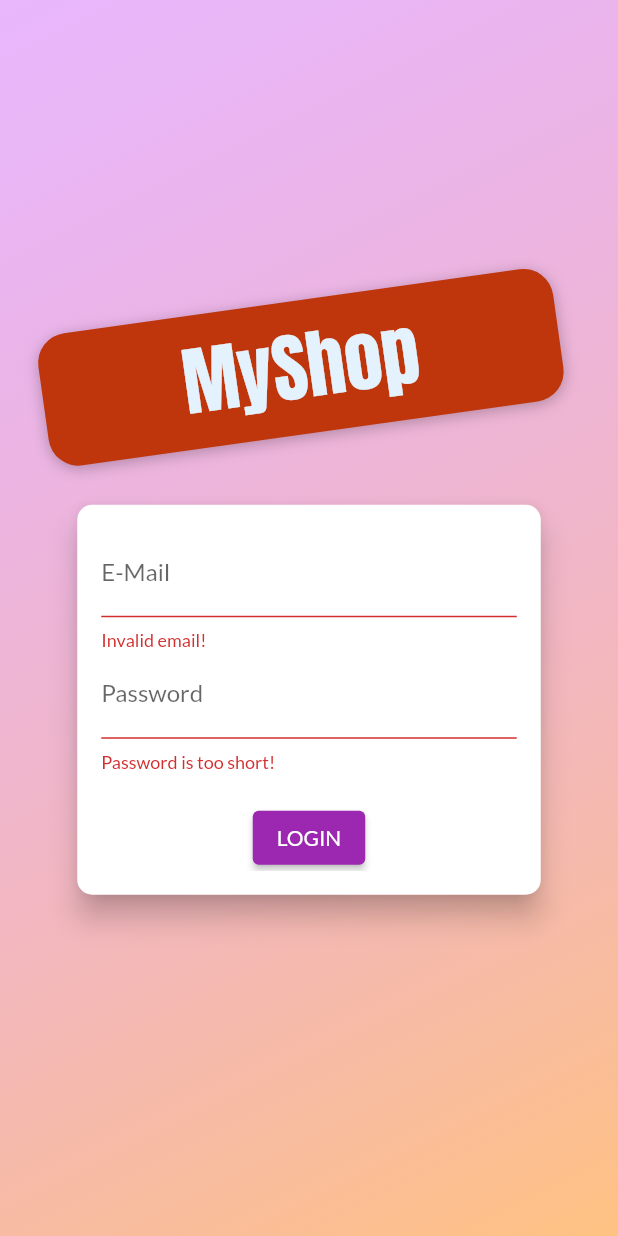
After one commit to Rokon-556/shop_app_using_provider, a Flutter app: the screen it shows after launch, after a tap on "LOGIN", on a phone screen of 412 x 824 dp. The commit adds this screen. Run offline on Flutter 3.47's test engine with Material 2 defaults, Android fonts, the phone set to English and light mode, and no system bars; our stand-ins replace shared_preferences; network calls fail.

Commit message:
Adding particular user information,authentication,shared preference

```diff
--- a/lib/main.dart
+++ b/lib/main.dart
@@ -1,15 +1,17 @@
 import 'package:flutter/material.dart';
 import 'package:provider/provider.dart';
+import 'package:shop_app/provider/auth.dart';
 import 'package:shop_app/provider/cart.dart';
 import 'package:shop_app/provider/order.dart';
 import 'package:shop_app/provider/product_provider.dart';
+import 'package:shop_app/screens/auth_screen.dart';
 import 'package:shop_app/screens/cart_screen.dart';
 import 'package:shop_app/screens/edit_product_screen.dart';
 import 'package:shop_app/screens/order_screen.dart';
 import 'package:shop_app/screens/product_detail_screen.dart';
 import 'package:shop_app/screens/product_overview_screen.dart';
+import 'package:shop_app/screens/splash_screen.dart';
 import 'package:shop_app/screens/user_product_screen.dart';
-
 
 void main() => runApp(const MyApp());
 
@@ -20,17 +22,28 @@ class MyApp extends StatelessWidget {
   Widget build(BuildContext context) {
     return MultiProvider(
       providers: [
-        ChangeNotifierProvider(
-          create: (context) => Products(),
+        ChangeNotifierProvider(create: (context) => Auth()),
+        ChangeNotifierProxyProvider<Auth, Products>(
+          create: (_) => Products('', [], ''),
+          update: (context, authData, previousProduct) => Products(
+              authData.token ?? '',
+              previousProduct == null ? [] : previousProduct.items,
+              authData.userId ?? ''),
         ),
         ChangeNotifierProvider(
           create: (context) => Cart(),
         ),
-        ChangeNotifierProvider.value(
-          value: Order(), //order provider
+        ChangeNotifierProxyProvider<Auth, Order>(
+          create: ((_) => Order('', [], '')),
+          update: (context, authData, previousOrder) => Order(
+            authData.token ?? '',
+            previousOrder == null ? [] : previousOrder.orders,
+            authData.userId ?? '',
+          ), //order provider
         )
       ],
-      child: MaterialApp(
+      child: Consumer<Auth>(
+        builder: (context, authData, _) => MaterialApp(
           debugShowCheckedModeBanner: false,
           title: 'MyShop',
           theme: ThemeData(
@@ -38,15 +51,25 @@ class MyApp extends StatelessWidget {
                 .copyWith(secondary: Colors.deepOrange),
             fontFamily: 'Lato',
           ),
-        home: const ProductOverviewScreen(),
+          home: authData.isAuth
+              ? const ProductOverviewScreen()
+              : FutureBuilder(
+                  future: authData.tryAutoLogin(),
+                  builder: (context, authSnapshot) =>
+                      authSnapshot.connectionState == ConnectionState.waiting
+                          ? SplashScreen()
+                          : AuthScreen()),
           routes: {
             ProductDetailScreen.routeName: (context) =>
                 const ProductDetailScreen(),
             CartScreen.routeName: ((context) => const CartScreen()),
             OrderScreen.routeName: ((context) => const OrderScreen()),
-          UserProductScreen.routeName: ((context) => const UserProductScreen()),
-          EditProductScreen.routeName: ((context) => const EditProductScreen()),
+            UserProductScreen.routeName: ((context) =>
+                const UserProductScreen()),
+            EditProductScreen.routeName: ((context) =>
+                const EditProductScreen()),
           },
+        ),
       ),
     );
   }
--- /dev/null
+++ b/lib/provider/auth.dart
@@ -0,0 +1,109 @@
+import 'dart:async';
+import 'dart:convert';
+
+import 'package:flutter/material.dart';
+import 'package:http/http.dart' as http;
+import 'package:shared_preferences/shared_preferences.dart';
+import 'package:shop_app/models/http_exception.dart';
+
+class Auth with ChangeNotifier {
+  String? _token;
+  DateTime? _expiryDate;
+  String? _userId;
+  Timer? _authTimer;
+
+  bool get isAuth {
+    return token != null;
+  }
+
+  String? get userId{
+    return _userId;
+  }
+
+  String? get token {
+    if (_expiryDate != null &&
+        _expiryDate!.isAfter(DateTime.now()) &&
+        _token != null) {
+      return _token;
+    }
+    return null;
+  }
+
+  Future<void> _authenticate(String email, String password, String URL) async {
+    final url = Uri.parse(
+        'https://identitytoolkit.googleapis.com/v1/accounts:$URL?key=AIzaSyALDwXplHUyr0oT5zp9QoDoNQjn8BBwwWs');
+    try {
+      final response = await http.post(
+        url,
+        body: json.encode(
+          {
+            'email': email,
+            'password': password,
+            'returnSecureToken': true,
+          },
+        ),
+      );
+      final responseData = json.decode(response.body);
+      if (responseData['error'] != null) {
+        throw HttpException(responseData['error']['message']);
+      }
+      _token = responseData['idToken'];
+       _userId = responseData['localId'];
+      _expiryDate = DateTime.now()
+          .add(Duration(seconds: int.parse(responseData['expiresIn'])));
+          _autoLogOut();
+          notifyListeners();
+          final pref=await SharedPreferences.getInstance();
+          final userData=json.encode({'token':_token,'userId':_userId,'expiryDate':_expiryDate!.toIso8601String()});
+          pref.setString('userData', userData);
+      //print(json.decode(response.body));
+    } catch (error) {
+      rethrow;
+    }
+  }
+  Future<bool>tryAutoLogin()async{
+    final pref=await SharedPreferences.getInstance();
+    if(!pref.containsKey('userData')){
+      return false;
+    }
+    final extractedData=json.decode(pref.getString('userData')!)as Map<String,dynamic>;
+    final expiryDate=DateTime.parse(extractedData['expiryDate']);
+    if(expiryDate.isBefore(DateTime.now())){
+      return false;
+    }
+    _token=extractedData['token'];
+    _userId=extractedData['userId'];
+    _expiryDate=expiryDate;
+    notifyListeners();
+    _autoLogOut();
+    return true;
+  }
+
+  Future<void> signUp(String email, String password) async {
+    return _authenticate(email, password, 'signUp');
+  }
+
+  Future<void> signIn(String email, String password) async {
+    return _authenticate(email, password, 'signInWithPassword');
+  }
+
+  void logout()async{
+    _token=null;
+    _expiryDate=null;
+    _userId=null;
+    if(_authTimer!=null){
+      _authTimer!.cancel();
+      _authTimer=null;
+    }
+    notifyListeners();
+    final pref= await SharedPreferences.getInstance();
+    pref.clear();
+  }
+  void _autoLogOut(){
+    if(_authTimer!=null){
+      _authTimer!.cancel();
+    }
+    final timeToExpairy=_expiryDate!.difference(DateTime.now()).inSeconds;
+    _authTimer=Timer(Duration(seconds: timeToExpairy), logout);
+  }
+}
--- a/lib/provider/order.dart
+++ b/lib/provider/order.dart
@@ -19,6 +19,9 @@ class OrderItem {
 
 class Order with ChangeNotifier {
    List<OrderItem> _orders = [];
+   final String authToken;
+   final String userId;
+   Order(this.authToken,this._orders,this.userId);
 
   List<OrderItem> get orders {
     return [..._orders];
@@ -27,7 +30,7 @@ class Order with ChangeNotifier {
   Future<void> addOrder(List<CartItem> cartProducts, double total) async {
     final timeStamp = DateTime.now();
     final url =
-        Uri.parse('https://rokon-556-default-rtdb.firebaseio.com/orders.json');
+        Uri.parse('https://rokon-556-default-rtdb.firebaseio.com/orders/$userId.json?auth=$authToken');
     final response = await http.post(url,
         body: json.encode({
           'amount': total,
@@ -55,7 +58,7 @@ class Order with ChangeNotifier {
 
   Future<void> getAndSetOrders() async {
     final url =
-        Uri.parse('https://rokon-556-default-rtdb.firebaseio.com/orders.json');
+        Uri.parse('https://rokon-556-default-rtdb.firebaseio.com/orders/$userId.json?auth=$authToken');
     final response = await http.get(url);
     final List<OrderItem> loadedOrders = [];
     final extractedData = json.decode(response.body) as Map<String, dynamic>;
--- /dev/null
+++ b/lib/screens/auth_screen.dart
@@ -0,0 +1,267 @@
+import 'dart:math';
+
+import 'package:flutter/material.dart';
+import 'package:provider/provider.dart';
+import 'package:shop_app/models/http_exception.dart';
+import 'package:shop_app/provider/auth.dart';
+
+enum AuthMode { Signup, Login }
+
+class AuthScreen extends StatelessWidget {
+  static const routeName = '/auth';
+
+  @override
+  Widget build(BuildContext context) {
+    final deviceSize = MediaQuery.of(context).size;
+    // final transformConfig = Matrix4.rotationZ(-8 * pi / 180);
+    // transformConfig.translate(-10.0);
+    return Scaffold(
+      // resizeToAvoidBottomInset: false,
+      body: Stack(
+        children: <Widget>[
+          Container(
+            decoration: BoxDecoration(
+              gradient: LinearGradient(
+                colors: [
+                  Color.fromRGBO(215, 117, 255, 1).withOpacity(0.5),
+                  Color.fromRGBO(255, 188, 117, 1).withOpacity(0.9),
+                ],
+                begin: Alignment.topLeft,
+                end: Alignment.bottomRight,
+                stops: [0, 1],
+              ),
+            ),
+          ),
+          SingleChildScrollView(
+            child: Container(
+              height: deviceSize.height,
+              width: deviceSize.width,
+              child: Column(
+                mainAxisAlignment: MainAxisAlignment.center,
+                crossAxisAlignment: CrossAxisAlignment.center,
+                children: <Widget>[
+                  Flexible(
+                    child: Container(
+                      margin: EdgeInsets.only(bottom: 20.0),
+                      padding:
+                          EdgeInsets.symmetric(vertical: 8.0, horizontal: 94.0),
+                      transform: Matrix4.rotationZ(-8 * pi / 180)
+                        ..translate(-10.0),
+                      // ..translate(-10.0),
+                      decoration: BoxDecoration(
+                        borderRadius: BorderRadius.circular(20),
+                        color: Colors.deepOrange.shade900,
+                        boxShadow: [
+                          BoxShadow(
+                            blurRadius: 8,
+                            color: Colors.black26,
+                            offset: Offset(0, 2),
+                          )
+                        ],
+                      ),
+                      child: Text(
+                        'MyShop',
+                        style: TextStyle(
+                          // color: Theme.of(context).accentTextTheme.title.color,
+                          color: Theme.of(context).secondaryHeaderColor,
+                          fontSize: 50,
+                          fontFamily: 'Anton',
+                          fontWeight: FontWeight.normal,
+                        ),
+                      ),
+                    ),
+                  ),
+                  Flexible(
+                    flex: deviceSize.width > 600 ? 2 : 1,
+                    child: AuthCard(),
+                  ),
+                ],
+              ),
+            ),
+          ),
+        ],
+      ),
+    );
+  }
+}
+
+class AuthCard extends StatefulWidget {
+  const AuthCard({
+    Key? key,
+  }) : super(key: key);
+
+  @override
+  _AuthCardState createState() => _AuthCardState();
+}
+
+class _AuthCardState extends State<AuthCard> {
+  final GlobalKey<FormState> _formKey = GlobalKey();
+  AuthMode _authMode = AuthMode.Login;
+  Map<String, String> _authData = {
+    'email': '',
+    'password': '',
+  };
+  var _isLoading = false;
+  final _passwordController = TextEditingController();
+
+  void _showErrorDialog(String message) {
+    showDialog(
+        context: context,
+        builder: (context) => AlertDialog(
+              title: const Text('An Error Occurred!'),
+              content: Text(message),
+              actions: [
+                TextButton(
+                    onPressed: () {
+                      Navigator.of(context).pop();
+                    },
+                    child: const Text('OKAY'))
+              ],
+            ));
+  }
+
+  Future<void> _submit() async {
+    if (!_formKey.currentState!.validate()) {
+      // Invalid!
+      return;
+    }
+    _formKey.currentState!.save();
+    setState(() {
+      _isLoading = true;
+    });
+    try {
+      if (_authMode == AuthMode.Login) {
+        // Log user in
+        await Provider.of<Auth>(context, listen: false).signIn(
+            _authData['email'] as String, _authData['password'] as String);
+      } else {
+        // Sign user up
+        await Provider.of<Auth>(context, listen: false).signUp(
+            _authData['email'] as String, _authData['password'] as String);
+      }
+    } on HttpException catch (error) {
+      var errorMessage = 'Authentication Failed!';
+      if (error.toString().contains('EMAIL_EXISTS')) {
+        errorMessage = 'This Email Is Already In Use';
+      } else if (error.toString().contains('INVALID_EMAIL')) {
+        errorMessage = "This is not a valid email address";
+      } else if (error.toString().contains('EMAIL_NOT_FOUND')) {
+        errorMessage = 'Could not find a user with that email';
+      } else if (error.toString().contains('WEAK_PASSWORD')) {
+        errorMessage = 'Invalid Password';
+      }
+      _showErrorDialog(errorMessage);
+    } catch (error) {
+      const errorMessage = 'Could not authenticate you. Try again later';
+      _showErrorDialog(errorMessage);
+    }
+    setState(() {
+      _isLoading = false;
+    });
+  }
+
+  void _switchAuthMode() {
+    if (_authMode == AuthMode.Login) {
+      setState(() {
+        _authMode = AuthMode.Signup;
+      });
+    } else {
+      setState(() {
+        _authMode = AuthMode.Login;
+      });
+    }
+  }
+
+  @override
+  Widget build(BuildContext context) {
+    final deviceSize = MediaQuery.of(context).size;
+    return Card(
+      shape: RoundedRectangleBorder(
+        borderRadius: BorderRadius.circular(10.0),
+      ),
+      elevation: 8.0,
+      child: Container(
+        height: _authMode == AuthMode.Signup ? 320 : 260,
+        constraints:
+            BoxConstraints(minHeight: _authMode == AuthMode.Signup ? 320 : 260),
+        width: deviceSize.width * 0.75,
+        padding: EdgeInsets.all(16.0),
+        child: Form(
+          key: _formKey,
+          child: SingleChildScrollView(
+            child: Column(
+              children: <Widget>[
+                TextFormField(
+                  decoration: InputDecoration(labelText: 'E-Mail'),
+                  keyboardType: TextInputType.emailAddress,
+                  validator: (value) {
+                    if (value!.isEmpty || !value.contains('@')) {
+                      return 'Invalid email!';
+                    }
+                    return null;
+                    //return null;
+                  },
+                  onSaved: (value) {
+                    _authData['email'] = value!;
+                  },
+                ),
+                TextFormField(
+                  decoration: InputDecoration(labelText: 'Password'),
+                  obscureText: true,
+                  controller: _passwordController,
+                  validator: (value) {
+                    if (value!.isEmpty || value.length < 5) {
+                      return 'Password is too short!';
+                    }
+                    return null;
+                  },
+                  onSaved: (value) {
+                    _authData['password'] = value!;
+                  },
+                ),
+                if (_authMode == AuthMode.Signup)
+                  TextFormField(
+                    enabled: _authMode == AuthMode.Signup,
+                    decoration:
+                        const InputDecoration(labelText: 'Confirm Password'),
+                    obscureText: true,
+                    validator: _authMode == AuthMode.Signup
+                        ? (value) {
+                            if (value != _passwordController.text) {
+                              return 'Passwords do not match!';
+                            }
+                            return null;
+                          }
+                        : null,
+                  ),
+                const SizedBox(
+                  height: 20,
+                ),
+                if (_isLoading)
+                  const CircularProgressIndicator()
+                else
+                  ElevatedButton(
+                    onPressed: _submit,
+                    style: ElevatedButton.styleFrom(
+                      primary: Theme.of(context).colorScheme.primary,
+                      onPrimary:
+                          Theme.of(context).primaryTextTheme.button!.color,
+                    ),
+                    child:
+                        Text(_authMode == AuthMode.Login ? 'LOGIN' : 'SIGN UP'),
+                  ),
+                TextButton(
+                  onPressed: _switchAuthMode,
+                  style: TextButton.styleFrom(
+                      primary: Theme.of(context).colorScheme.primary),
+                  child: Text(
+                      '${_authMode == AuthMode.Login ? 'SIGNUP' : 'LOGIN'} INSTEAD'),
+                ),
+              ],
+            ),
+          ),
+        ),
+      ),
+    );
+  }
+}
--- a/lib/screens/order_screen.dart
+++ b/lib/screens/order_screen.dart
@@ -27,7 +27,7 @@ class OrderScreen extends StatelessWidget {
             } else {
               if (dataSnapshot.error != null) {
                 return const Center(
-                  child: Text('An Error Occurred'),
+                  child: Text('No Orders Found'),
                 );
               } else {
                 return Consumer<Order>(
--- /dev/null
+++ b/lib/screens/splash_screen.dart
@@ -0,0 +1,12 @@
+import 'package:flutter/material.dart';
+
+class SplashScreen extends StatelessWidget {
+  @override
+  Widget build(BuildContext context) {
+    return Scaffold(
+      body: Center(
+        child: Text('Loading...'),
+      ),
+    );
+  }
+}
--- a/lib/widgets/product_item.dart
+++ b/lib/widgets/product_item.dart
@@ -1,5 +1,6 @@
 import 'package:flutter/material.dart';
 import 'package:provider/provider.dart';
+import 'package:shop_app/provider/auth.dart';
 import 'package:shop_app/provider/cart.dart';
 import 'package:shop_app/provider/product.dart';
 import 'package:shop_app/screens/product_detail_screen.dart';
@@ -18,6 +19,7 @@ class ProductItem extends StatelessWidget {
   Widget build(BuildContext context) {
     final product = Provider.of<Product>(context, listen: true);
     final cart = Provider.of<Cart>(context, listen: false);
+    final authData=Provider.of<Auth>(context,listen: false);
     return ClipRRect(
       borderRadius: BorderRadius.circular(10),
       child: GridTile(
@@ -34,7 +36,7 @@ class ProductItem extends StatelessWidget {
                   : Icons.favorite_border_outlined),
               color: Theme.of(context).colorScheme.secondary,
               onPressed: () {
-                product.toggleFavoriteStatus();
+                product.toggleFavoriteStatus(authData.token!,authData.userId!);
               },
             ),
           ),
--- a/pubspec.yaml
+++ b/pubspec.yaml
@@ -37,7 +37,7 @@ dependencies:
   provider: ^6.0.3
   intl: ^0.17.0
   http: ^0.13.4
-  firebase_database: ^9.1.0
+  shared_preferences: ^2.0.15
 
 dev_dependencies:
   flutter_test:
```
Also changed, not shown: lib/provider/product.dart (+3 -6 lines), lib/provider/product_provider.dart (+25 -14 lines), lib/screens/user_product_screen.dart (+19 -7 lines), lib/widgets/app_drawer.dart (+13 -0 lines), pubspec.lock, 1 other file. Lines whose indentation alone changed are shown as unchanged.
